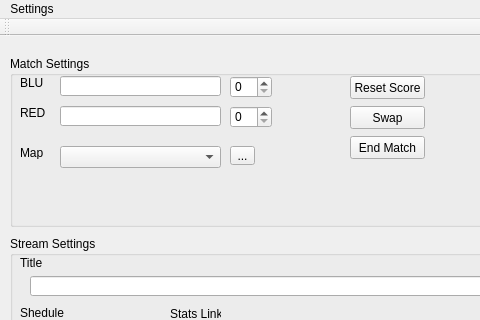
First picture: the form in scorechanger.ui, repository victorclc/scorechanger, before the edit; both pictures show x 0 to 480 and y 0 to 320 of the 624 by 516 pixel window.
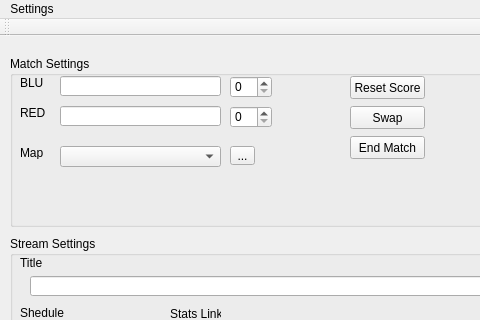
Second picture: the form after the edit.

What changed in the file:
```diff
--- a/scorechanger.ui
+++ b/scorechanger.ui
@@ -98,7 +98,7 @@
        <x>50</x>
        <y>90</y>
        <width>161</width>
-       <height>22</height>
+       <height>21</height>
       </rect>
      </property>
      <item>
```
Left out of the diff: 103 changed lines with no effect on the pictures.
